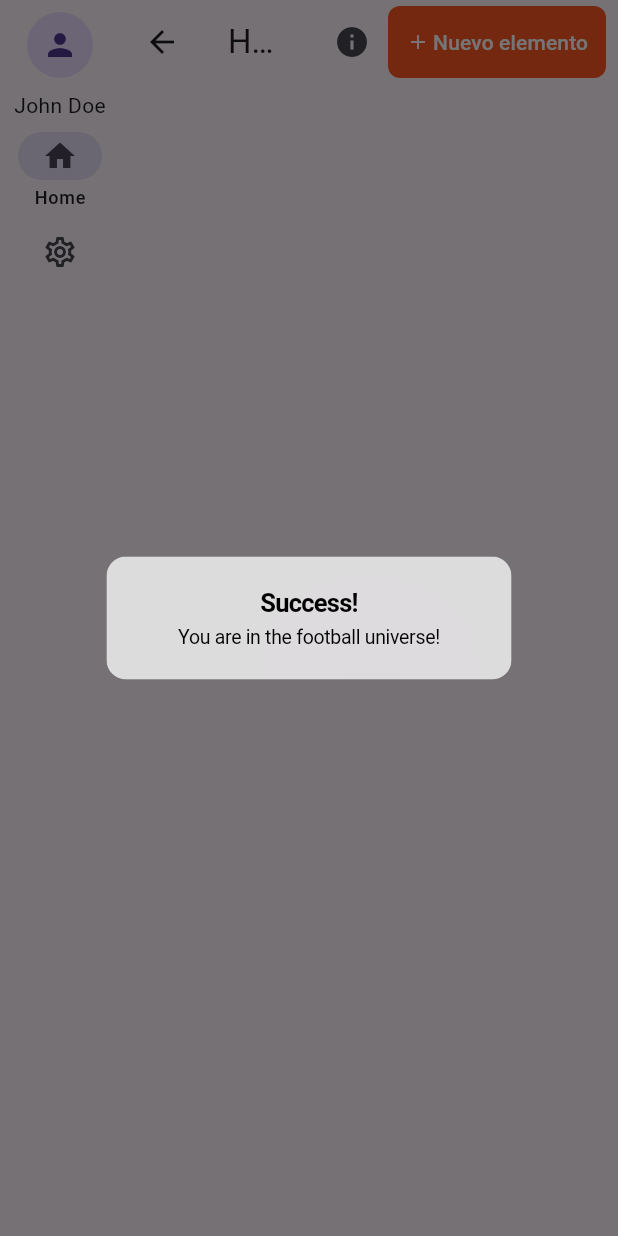
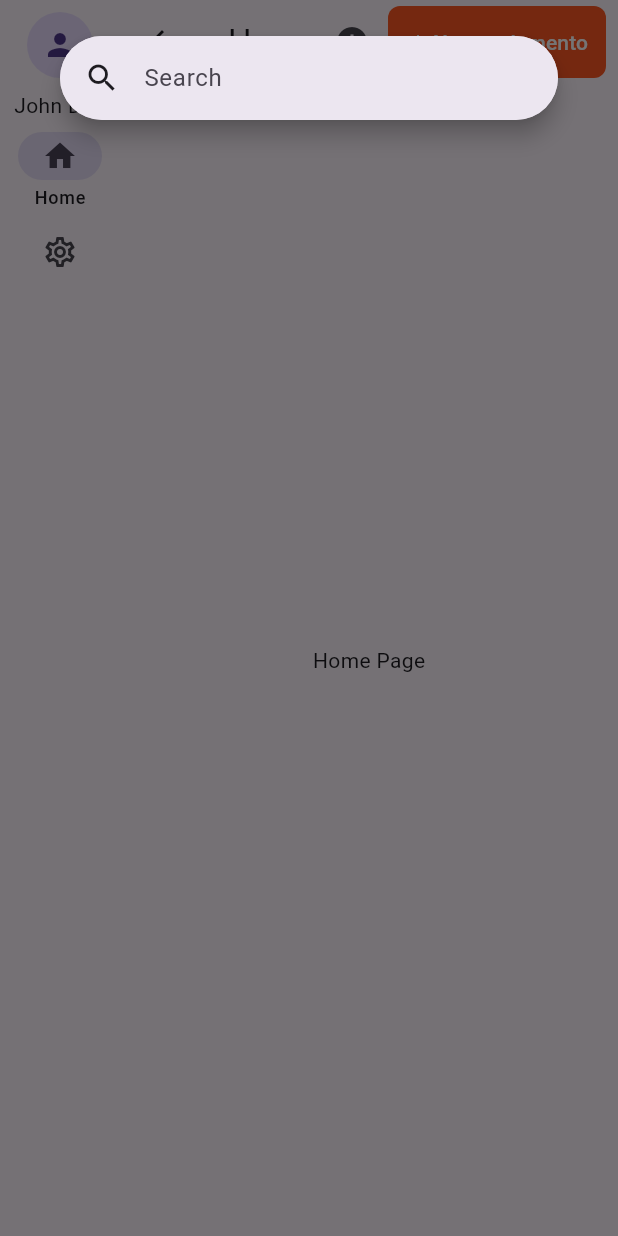
Before and after one commit to hryacosta/password, a Flutter app: the DesktopPage screen opened directly, after a tap on "Nuevo elemento", on a phone screen of 412 x 824 dp. Run offline on Flutter 3.47's test engine with Material 3 defaults, Android fonts, the phone set to English and light mode, and no system bars; our stand-ins replace go_router, google_fonts, logger; generated files the repository leaves out were written again.

Commit message:
Replace static alert dialog with a search bar dialog
The previous static alert dialog in the tablet and desktop pages was replaced with a new, dynamic search bar dialog. This search bar provides real-time suggestions based on user's input, improving the application's accessibility and user interaction. Additionally, unnecessary Cupertino import was removed from the desktop page.

```diff
--- a/lib/presentation/pages/app/desktop_page.dart
+++ b/lib/presentation/pages/app/desktop_page.dart
@@ -1,4 +1,3 @@
-import 'package:flutter/cupertino.dart';
 import 'package:flutter/material.dart';
 import 'package:google_fonts/google_fonts.dart';
 import 'package:password/presentation/pages/home/home_page.dart';
@@ -13,6 +12,30 @@ class DesktopPage extends StatefulWidget {
 
 class _DesktopPageState extends State<DesktopPage> {
   int _selectedIndex = 0;
+  final List<String> _elements = [
+    'Login',
+    'Secure Note',
+    'Credit Card',
+    'Identity',
+    'Password',
+    'Document',
+    'SSH Key',
+    'API Credential',
+    'Bank Account',
+    'Crypto Wallet',
+    'Database',
+    'Driver License',
+    'Email Account',
+    'Medical Record',
+    'Membership',
+    'Outdoor License',
+    'Passport',
+    'Reward Program',
+    'Server',
+    'Social Security Number',
+    'Software License',
+    'Wireless Router',
+  ];
 
   @override
   Widget build(BuildContext context) {
@@ -62,12 +85,14 @@ class _DesktopPageState extends State<DesktopPage> {
                       children: [
                         const Icon(Icons.add, size: 16, color: Colors.white),
                         const SizedBox(width: 2),
-                        Text('Nuevo elemento',
-                            style: GoogleFonts.roboto(
-                              fontSize: 14,
-                              fontWeight: FontWeight.w500,
-                              color: Colors.white,
-                            )),
+                        Text(
+                          'Nuevo elemento',
+                          style: GoogleFonts.roboto(
+                            fontSize: 14,
+                            fontWeight: FontWeight.w500,
+                            color: Colors.white,
+                          ),
+                        ),
                       ],
                     ),
                   ),
@@ -103,9 +128,57 @@ class _DesktopPageState extends State<DesktopPage> {
       context: context,
       barrierDismissible: false, // user must tap button!
       builder: (BuildContext context) {
-        return const CupertinoAlertDialog(
-          title: Text('Success!'),
-          content: Text('You are in the football universe!'),
+        return Dialog(
+          alignment: Alignment.topCenter,
+          child: SearchAnchor(
+            builder: (context, controller) {
+              return SearchBar(
+                controller: controller,
+                hintText: 'Search',
+                padding: const MaterialStatePropertyAll<EdgeInsets>(
+                  EdgeInsets.symmetric(horizontal: 16),
+                ),
+                onTap: () {
+                  controller.openView();
+                },
+                onChanged: (_) {
+                  controller.openView();
+                },
+                leading: const Icon(Icons.search),
+                // trailing: <Widget>[
+                //   Tooltip(
+                //     message: 'Change brightness mode',
+                //     child: IconButton(
+                //       isSelected: isDark,
+                //       onPressed: () {
+                //         setState(() {
+                //           isDark = !isDark;
+                //         });
+                //       },
+                //       icon: const Icon(Icons.wb_sunny_outlined),
+                //       selectedIcon: const Icon(Icons.brightness_2_outlined),
+                //     ),
+                //   ),
+                // ],
+              );
+            },
+            suggestionsBuilder:
+                (BuildContext context, SearchController controller) {
+              return List<ListTile>.generate(_elements.length, (int index) {
+                final item = _elements[index];
+                return ListTile(
+                  title: Text(item),
+                  onTap: () {
+                    setState(() {
+                      controller.closeView(item);
+                    });
+                    Navigator.of(context).pop();
+                  },
+                );
+              });
+              ;
+            },
+          ),
         );
       },
     );
```
Also changed, not shown: lib/presentation/pages/app/tablet_page.dart (+57 -9 lines).
